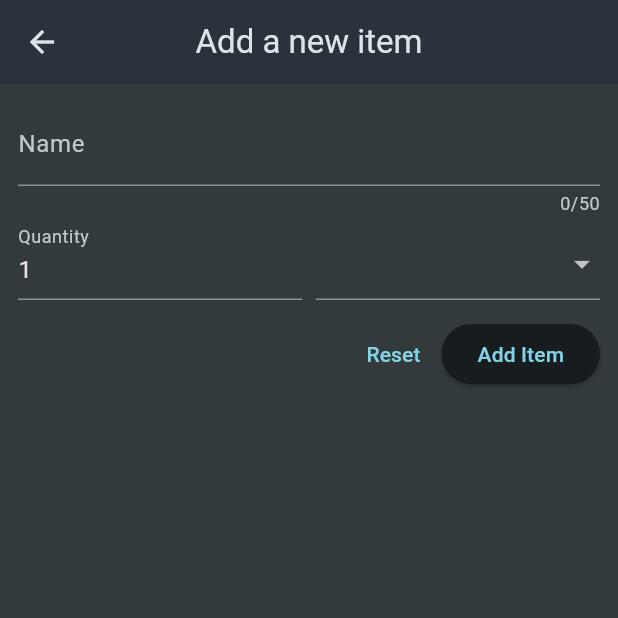
After one commit to ivan-horchakov/shopping_list, a Flutter app: the screen it shows after launch, after a tap on the "add" icon, on a phone screen of 412 x 824 dp, the top half of it. The commit adds this screen. Run offline on Flutter 3.47's test engine with Material 3 defaults, Android fonts, the phone set to English and light mode, and no system bars.

Commit message:
Added NewItem (212)

```diff
--- a/lib/widgets/grocery_list.dart
+++ b/lib/widgets/grocery_list.dart
@@ -1,8 +1,26 @@
 import 'package:flutter/material.dart';
 import 'package:shopping_list/data/dummy_items.dart';
+import 'package:shopping_list/widgets/new_item.dart';
 
-class GroceryList extends StatelessWidget {
+class GroceryList extends StatefulWidget {
   const GroceryList({super.key});
+
+  @override
+  State<GroceryList> createState() {
+    return _GroceryListState();
+  }
+}
+
+class _GroceryListState extends State<GroceryList> {
+  void _addItem() {
+    Navigator.of(context).push(
+      MaterialPageRoute(
+        builder: (ctx) {
+          return const NewItem();
+        },
+      ),
+    );
+  }
 
   @override
   Widget build(BuildContext context) {
@@ -10,6 +28,9 @@ class GroceryList extends StatelessWidget {
       appBar: AppBar(
         title: const Text('Your Groceries'),
         centerTitle: true,
+        actions: [
+          IconButton(onPressed: _addItem, icon: const Icon(Icons.add)),
+        ],
       ),
       body: ListView.builder(
         itemCount: groceryItems.length,
--- /dev/null
+++ b/lib/widgets/new_item.dart
@@ -0,0 +1,106 @@
+import 'package:flutter/material.dart';
+import 'package:shopping_list/data/categories.dart';
+import 'package:shopping_list/models/category.dart';
+
+class NewItem extends StatefulWidget {
+  const NewItem({super.key});
+
+  @override
+  State<NewItem> createState() {
+    return _NewItemState();
+  }
+}
+
+class _NewItemState extends State<NewItem> {
+  @override
+  Widget build(BuildContext context) {
+    return Scaffold(
+      appBar: AppBar(
+        title: const Text('Add a new item'),
+        centerTitle: true,
+      ),
+      body: Padding(
+        padding: const EdgeInsets.all(12),
+        child: Form(
+          child: Column(
+            children: [
+              TextFormField(
+                maxLength: 50,
+                decoration: const InputDecoration(
+                  label: Text('Name'),
+                ),
+                validator: (value) {
+                  if (value == null ||
+                      value.isEmpty ||
+                      value.trim().length <= 1 ||
+                      value.trim().length > 50) {
+                    return 'Must be between 1 and 50 characters.';
+                  }
+                  return null;
+                },
+              ),
+              Row(
+                crossAxisAlignment: CrossAxisAlignment.end,
+                children: [
+                  Expanded(
+                    child: TextFormField(
+                      decoration: const InputDecoration(
+                        label: Text(
+                          'Quantity',
+                        ),
+                      ),
+                      initialValue: '1',
+                      validator: (value) {
+                        if (value == null ||
+                            value.isEmpty ||
+                            int.tryParse(value) == null ||
+                            int.tryParse(value)! <= 0) {
+                          return 'Must be a valid, positive number.';
+                        }
+                        return null;
+                      },
+                    ),
+                  ),
+                  const SizedBox(
+                    width: 9,
+                  ),
+                  Expanded(
+                    child: DropdownButtonFormField(
+                      items: [
+                        for (final category in categories.entries)
+                          DropdownMenuItem(
+                            value: category.value,
+                            child: Row(
+                              children: [
+                                Container(
+                                  width: 16,
+                                  height: 16,
+                                  color: category.value.color,
+                                ),
+                                const SizedBox(width: 6),
+                                Text(category.value.title),
+                              ],
+                            ),
+                          ),
+                      ],
+                      onChanged: (value) {},
+                    ),
+                  ),
+                ],
+              ),
+              const SizedBox(height: 12),
+              Row(
+                mainAxisAlignment: MainAxisAlignment.end,
+                children: [
+                  TextButton(onPressed: () {}, child: const Text('Reset')),
+                  ElevatedButton(
+                      onPressed: () {}, child: const Text('Add Item')),
+                ],
+              ),
+            ],
+          ),
+        ),
+      ),
+    );
+  }
+}
```
